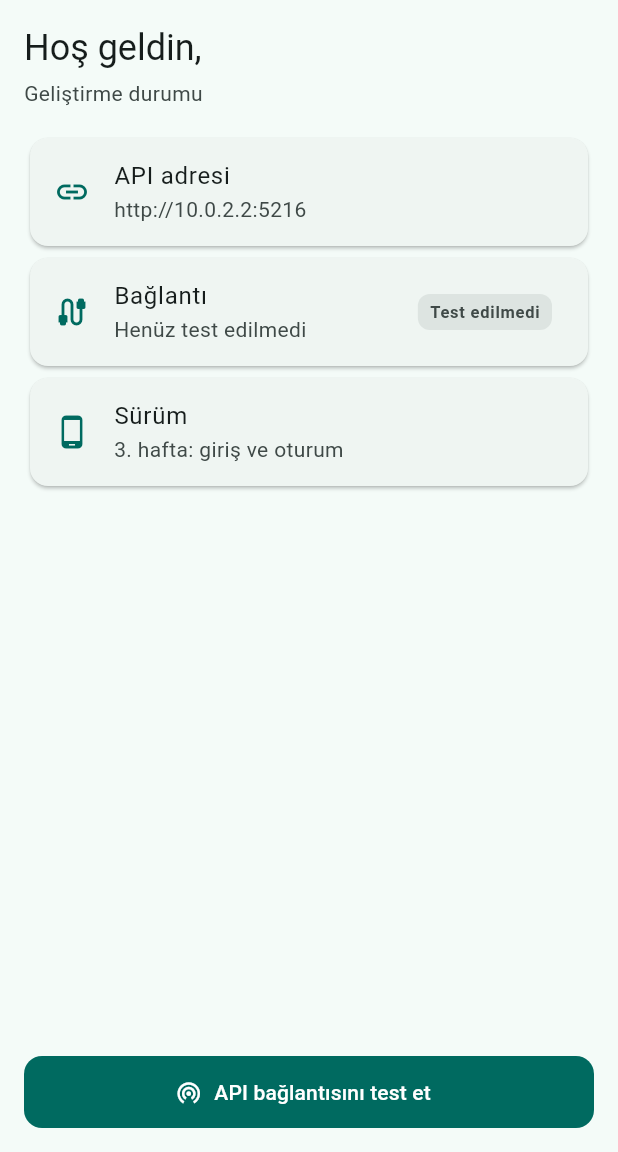
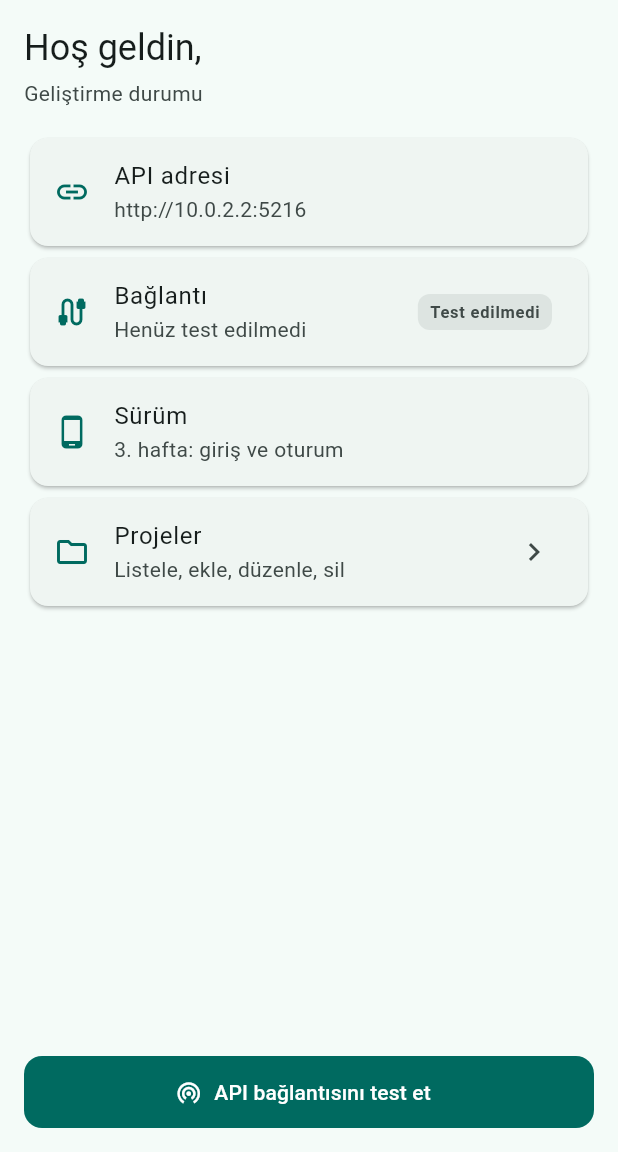
Before and after one commit to onurbahattinalkan/TaskFlowFlutter, a Flutter app: the HomeScreen screen opened by its route, on a phone screen of 412 x 824 dp, the part 84-1236 px from its top. Run offline on Flutter 3.47's test engine with Material 3 defaults, Android fonts, the phone set to English and light mode, and no system bars; our stand-ins replace dio, flutter_secure_storage, go_router, jwt_decoder; accounts and stored records are empty.

Commit message:
Mobil: proje rotaları ve ana ekrandan Projeler bağlantısı

```diff
--- a/mobile/lib/screens/home_screen.dart
+++ b/mobile/lib/screens/home_screen.dart
@@ -1,9 +1,11 @@
 import 'package:dio/dio.dart';
 import 'package:flutter/material.dart';
+import 'package:go_router/go_router.dart';
 import 'package:intl/intl.dart';
 import 'package:provider/provider.dart';
 
 import '../config/app_config.dart';
+import '../config/app_router.dart';
 import '../providers/auth_provider.dart';
 import '../services/api_client.dart';
 import '../widgets/status_chip.dart';
@@ -192,6 +194,18 @@ class _HomeScreenState extends State<HomeScreen> {
                           subtitle: const Text('3. hafta: giriş ve oturum'),
                         ),
                       ),
+
+                      // Projeler ekranına geçiş (Onur, 4. hafta)
+                      Card(
+                        child: ListTile(
+                          leading:
+                              Icon(Icons.folder_outlined, color: colors.primary),
+                          title: const Text('Projeler'),
+                          subtitle: const Text('Listele, ekle, düzenle, sil'),
+                          trailing: const Icon(Icons.chevron_right),
+                          onTap: () => context.push(AppRoutes.projects),
+                        ),
+                      ),
                     ],
                   ),
                 ),
```
Also changed, not shown: mobile/lib/config/app_router.dart (+29 -0 lines).
